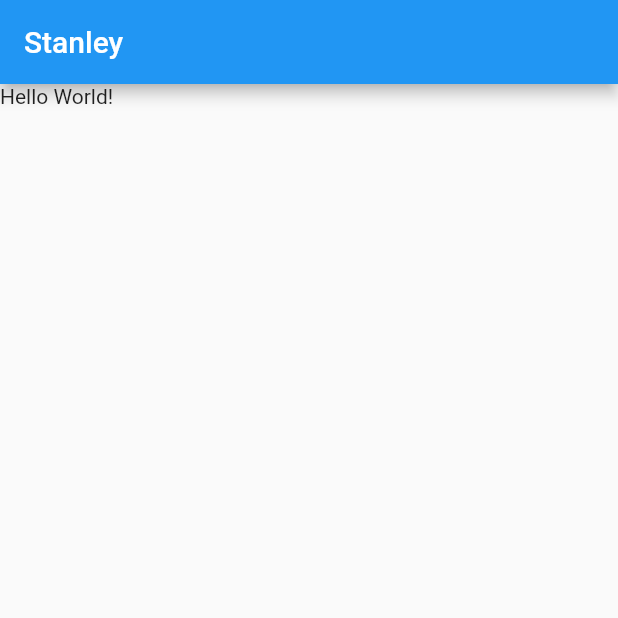
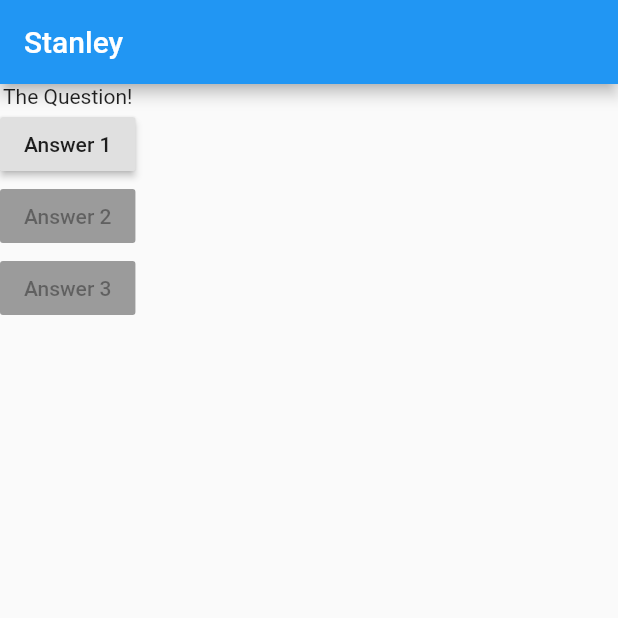
Before and after one commit to shaun-stanley/Flutter-Maximilian, a Flutter app: the screen it shows after launch, on a phone screen of 412 x 824 dp, the top half of it. Run offline on Flutter 3.47's test engine with Material 2 defaults, Android fonts, the phone set to English and light mode, and no system bars.

Commit message:
add 'Answer Button'

```diff
--- a/first_project/lib/main.dart
+++ b/first_project/lib/main.dart
@@ -5,14 +5,38 @@ void main() {
 }
 
 class MyApp extends StatelessWidget {
+  void answerQuestion() {
+    print('Answer Chosen');
+  }
+
   @override
   Widget build(BuildContext context) {
+    var questions = [
+      'What\'s your name?',
+      'What\'s your age?',
+    ];
     return MaterialApp(
       home: Scaffold(
         appBar: AppBar(
           title: Text('Stanley'),
         ),
-        body: Text('Hello World!'),
+        body: Column(
+          children: [
+            Text('The Question!'),
+            RaisedButton(
+              child: Text('Answer 1'),
+              onPressed: answerQuestion,
+            ),
+            RaisedButton(
+              child: Text('Answer 2'),
+              onPressed: null,
+            ),
+            RaisedButton(
+              child: Text('Answer 3'),
+              onPressed: null,
+            ),
+          ],
+        ),
       ),
     );
   }
```
